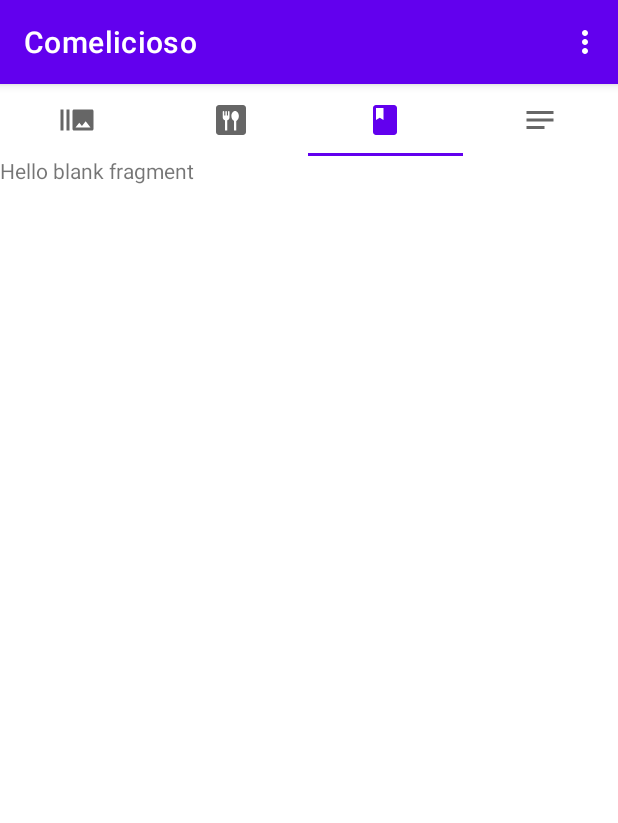
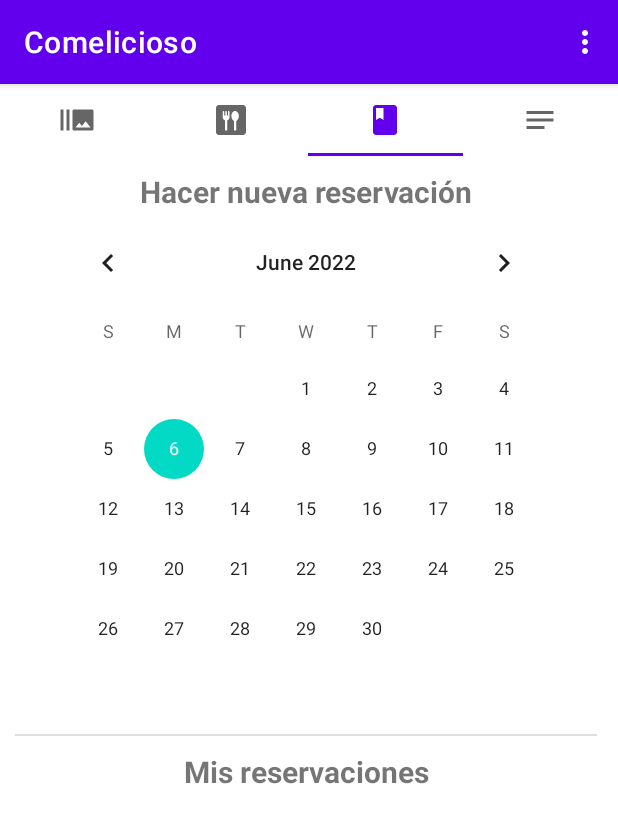
Before and after one commit to mirpz/ComeliciosoApp, an Android app: the screen it shows after launch (MenuActivity), tab 3 chosen, on a phone screen of 412 x 824 dp. Shown: the top 823 px of the screen. Run offline under Robolectric (Android 15) with nearby library versions, the phone set to English and light mode, and no system bars.

Commit message:
commit provicional de la pantalla de agendas

```diff
--- a/app/src/main/java/com/example/comelicioso/ListAdapterPublicaciones.java
+++ b/app/src/main/java/com/example/comelicioso/ListAdapterPublicaciones.java
@@ -1,6 +1,7 @@
 package com.example.comelicioso;
 
 import android.annotation.SuppressLint;
+import android.text.Html;
 import android.view.LayoutInflater;
 import android.view.View;
 import android.view.ViewGroup;
@@ -53,7 +54,7 @@ public class ListAdapterPublicaciones extends RecyclerView.Adapter<ListAdapterPu
 
         @SuppressLint("SetTextI18n")
         public void asignarDatos(Publicaciones datos){
-            txt.setText("<b>"+datos.getUsario()+"</b>\n"+datos.getTexto());
+            txt.setText(Html.fromHtml("<b>"+datos.getUsario()+"</b><br>"+datos.getTexto()));
         }
     }
 }
--- a/app/src/main/res/layout/fragment_agenda.xml
+++ b/app/src/main/res/layout/fragment_agenda.xml
@@ -5,10 +5,66 @@
     android:layout_height="match_parent"
     tools:context=".Agenda">
 
-    <!-- TODO: Update blank fragment layout -->
-    <TextView
+    <ScrollView
+        android:id="@+id/FAG_scrollPantalla"
         android:layout_width="match_parent"
         android:layout_height="match_parent"
-        android:text="@string/hello_blank_fragment" />
+        android:layout_margin="10dp"
+        android:scrollIndicators="right"
+        android:scrollbarStyle="outsideInset"
+        android:scrollbars="vertical"
+        tools:ignore="UselessParent">
+
+        <LinearLayout
+            android:id="@+id/FAG_linearLayoutReservaciones"
+            android:layout_width="match_parent"
+            android:layout_height="wrap_content"
+            android:gravity="center"
+            android:orientation="vertical">
+
+            <TextView
+                android:id="@+id/FAG_txtNuevaReservacion"
+                android:layout_width="match_parent"
+                android:layout_height="wrap_content"
+                android:text="@string/nuevas_recervaciones_texto"
+                android:textAlignment="center"
+                android:textSize="20sp"
+                android:textStyle="bold" />
+
+            <CalendarView
+                android:id="@+id/FAG_calendarReservaciones"
+                android:layout_width="wrap_content"
+                android:layout_height="wrap_content" />
+
+            <View
+                android:id="@+id/FAG_divider"
+                android:layout_width="match_parent"
+                android:layout_height="1dp"
+                android:layout_marginTop="10dp"
+                android:background="?android:attr/listDivider" />
+
+            <TextView
+                android:id="@+id/FAG_txtMisReservaciones"
+                android:layout_width="match_parent"
+                android:layout_height="wrap_content"
+                android:layout_marginTop="10dp"
+                android:text="@string/mis_recervaciones_texto"
+                android:textAlignment="center"
+                android:textSize="20sp"
+                android:textStyle="bold" />
+
+            <ListView
+                android:id="@+id/FAG_listViewReservaciones"
+                android:layout_width="match_parent"
+                android:layout_height="match_parent"
+                android:scrollIndicators="none"
+                android:scrollbars="none"
+                android:scrollingCache="true"
+                tools:ignore="NestedScrolling">
+
+            </ListView>
+
+        </LinearLayout>
+    </ScrollView>
 
 </FrameLayout>
--- a/app/src/main/res/values/strings.xml
+++ b/app/src/main/res/values/strings.xml
@@ -14,6 +14,10 @@
     <string name="cardview_descripcion_imagen_publicacion">Publicación de restaurante</string>
     <string name="cardview_descripcion_texto_publicacion"><b>@usuario</b>\nTexto de publicaciones</string>
 
+    <!--Reservaciones strings-->
+    <string name="mis_recervaciones_texto">Mis reservaciones</string>
+    <string name="nuevas_recervaciones_texto">Hacer nueva reservación</string>
+
     <!--Programadores-->
     <string name="Mireya">Ivette Mireya Peña Zuñiga</string>
     <string name="Cesar">Cesar Alejandro Escalante Delgado</string>
```
